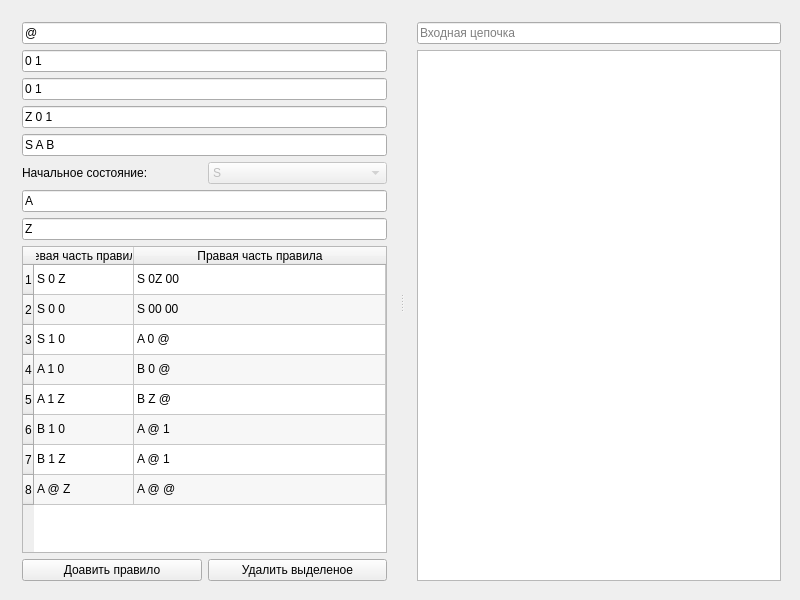
Above: TyaP_4/widget.ui from LetsOffBrains/QtProj before the change. Below: the same form after it.
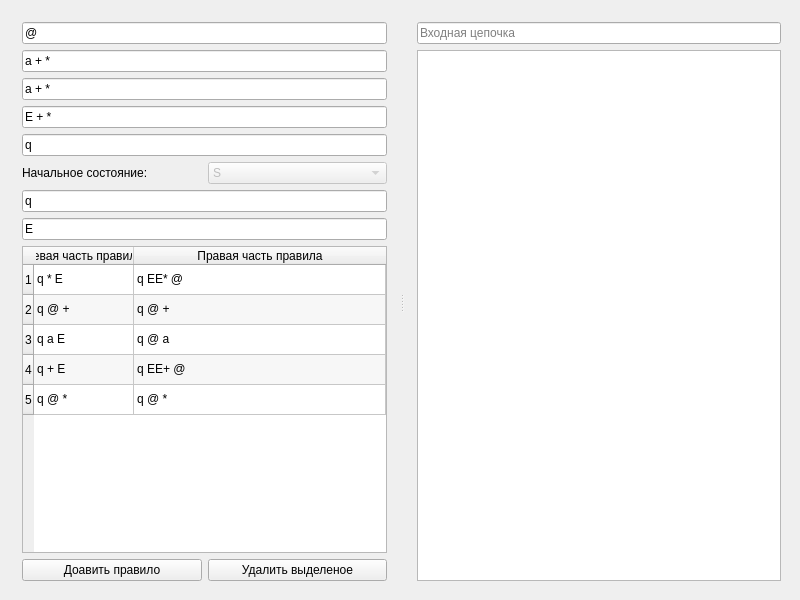
That is the form after the change.

What changed in the file:
```diff
--- a/TyaP_4/widget.ui
+++ b/TyaP_4/widget.ui
@@ -54,7 +54,7 @@
         <string>Алфавит исходный</string>
        </property>
        <property name="text">
-        <string>0 1</string>
+        <string>a + *</string>
        </property>
        <property name="placeholderText">
         <string>Входной алфавит</string>
@@ -64,7 +64,7 @@
      <item row="4" column="0" colspan="2">
       <widget class="QLineEdit" name="leStates">
        <property name="text">
-        <string>S A B</string>
+        <string>q</string>
        </property>
        <property name="placeholderText">
         <string>Конечное множество состояний</string>
@@ -74,7 +74,7 @@
      <item row="3" column="0" colspan="2">
       <widget class="QLineEdit" name="leMag">
        <property name="text">
-        <string>Z 0 1</string>
+        <string>E + *</string>
        </property>
        <property name="placeholderText">
         <string>Магазинный алфавит</string>
@@ -84,7 +84,7 @@
      <item row="6" column="0" colspan="2">
       <widget class="QLineEdit" name="leFinish">
        <property name="text">
-        <string>A</string>
+        <string>q</string>
        </property>
        <property name="placeholderText">
         <string>Подмножество заключительных состояний</string>
@@ -94,7 +94,7 @@
      <item row="7" column="0" colspan="2">
       <widget class="QLineEdit" name="leStartMag">
        <property name="text">
-        <string>Z</string>
+        <string>E</string>
        </property>
        <property name="placeholderText">
         <string>Начальное содержимое магазина</string>
@@ -179,21 +179,6 @@
          <string>5</string>
         </property>
        </row>
-       <row>
-        <property name="text">
-         <string>6</string>
-        </property>
-       </row>
-       <row>
-        <property name="text">
-         <string>7</string>
-        </property>
-       </row>
-       <row>
-        <property name="text">
-         <string>8</string>
-        </property>
-       </row>
        <column>
         <property name="text">
          <string>Левая часть правила</string>
@@ -206,82 +191,52 @@
        </column>
        <item row="0" column="0">
         <property name="text">
-         <string>S 0 Z</string>
+         <string>q * E</string>
         </property>
        </item>
        <item row="0" column="1">
         <property name="text">
-         <string>S 0Z 00</string>
+         <string>q EE* @</string>
         </property>
        </item>
        <item row="1" column="0">
         <property name="text">
-         <string>S 0 0</string>
+         <string>q @ +</string>
         </property>
        </item>
        <item row="1" column="1">
         <property name="text">
-         <string>S 00 00</string>
+         <string>q @ +</string>
         </property>
        </item>
        <item row="2" column="0">
         <property name="text">
-         <string>S 1 0</string>
+         <string>q a E</string>
         </property>
        </item>
        <item row="2" column="1">
         <property name="text">
-         <string>A 0 @</string>
+         <string>q @ a</string>
         </property>
        </item>
        <item row="3" column="0">
         <property name="text">
-         <string>A 1 0</string>
+         <string>q + E</string>
         </property>
        </item>
        <item row="3" column="1">
         <property name="text">
-         <string>B 0 @</string>
+         <string>q EE+ @</string>
         </property>
        </item>
        <item row="4" column="0">
         <property name="text">
-         <string>A 1 Z</string>
+         <string>q @ *</string>
         </property>
        </item>
        <item row="4" column="1">
         <property name="text">
-         <string>B Z @</string>
-        </property>
-       </item>
-       <item row="5" column="0">
-        <property name="text">
-         <string>B 1 0</string>
-        </property>
-       </item>
-       <item row="5" column="1">
-        <property name="text">
-         <string>A @ 1</string>
-        </property>
-       </item>
-       <item row="6" column="0">
-        <property name="text">
-         <string>B 1 Z</string>
-        </property>
-       </item>
-       <item row="6" column="1">
-        <property name="text">
-         <string>A @ 1</string>
-        </property>
-       </item>
-       <item row="7" column="0">
-        <property name="text">
-         <string>A @ Z</string>
-        </property>
-       </item>
-       <item row="7" column="1">
-        <property name="text">
-         <string>A @ @</string>
+         <string>q @ *</string>
         </property>
        </item>
       </widget>
@@ -292,7 +247,7 @@
         <string>Алфавит второй</string>
        </property>
        <property name="text">
-        <string>0 1</string>
+        <string>a + *</string>
        </property>
        <property name="placeholderText">
         <string>Алфавит для перевода</string>
```
